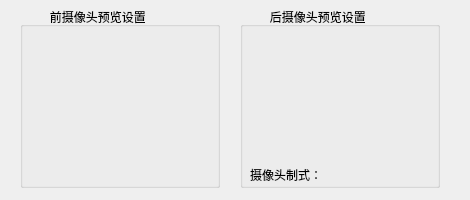
This is T3_Linux/preview.ui in leebobby/T3_Linux as Qt 5 draws it before an edit. The edited form follows.
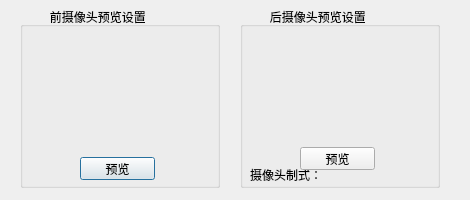
This is the edited form.

Patch:
```diff
--- a/T3_Linux/preview.ui
+++ b/T3_Linux/preview.ui
@@ -41,6 +41,19 @@
      <string/>
     </property>
    </widget>
+   <widget class="QPushButton" name="front_set_Button">
+    <property name="geometry">
+     <rect>
+      <x>60</x>
+      <y>150</y>
+      <width>75</width>
+      <height>23</height>
+     </rect>
+    </property>
+    <property name="text">
+     <string>预览</string>
+    </property>
+   </widget>
   </widget>
   <widget class="QGroupBox" name="groupBox_2">
    <property name="geometry">
@@ -83,6 +96,19 @@
      <string>摄像头制式：</string>
     </property>
    </widget>
+   <widget class="QPushButton" name="rear_set_Button">
+    <property name="geometry">
+     <rect>
+      <x>60</x>
+      <y>140</y>
+      <width>75</width>
+      <height>23</height>
+     </rect>
+    </property>
+    <property name="text">
+     <string>预览</string>
+    </property>
+   </widget>
   </widget>
  </widget>
  <resources/>
```
